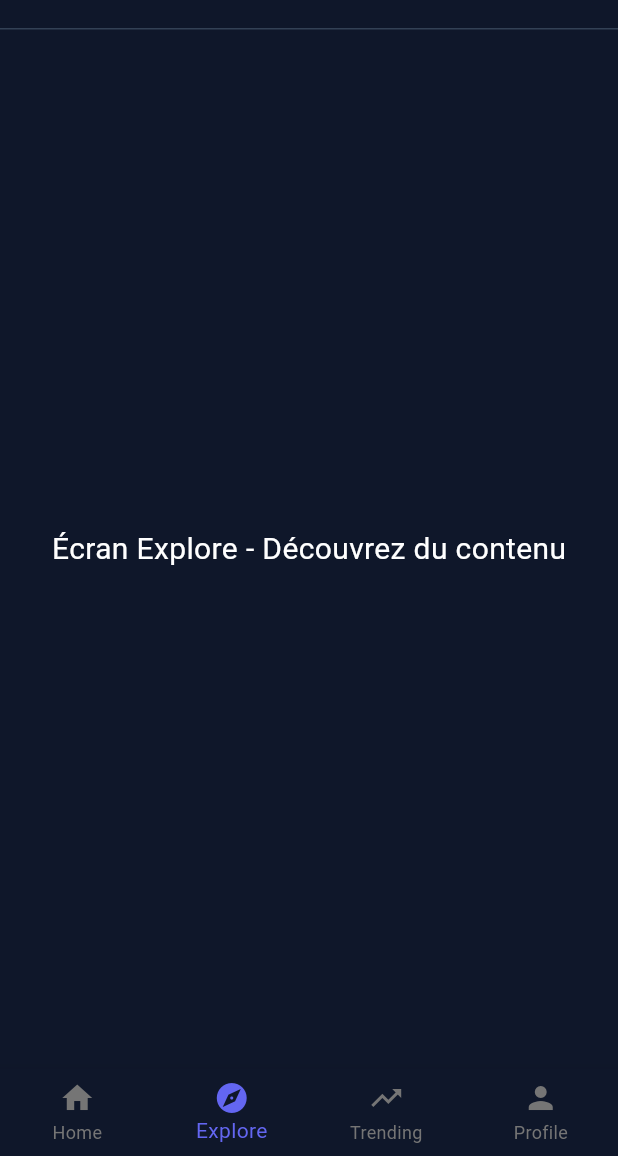
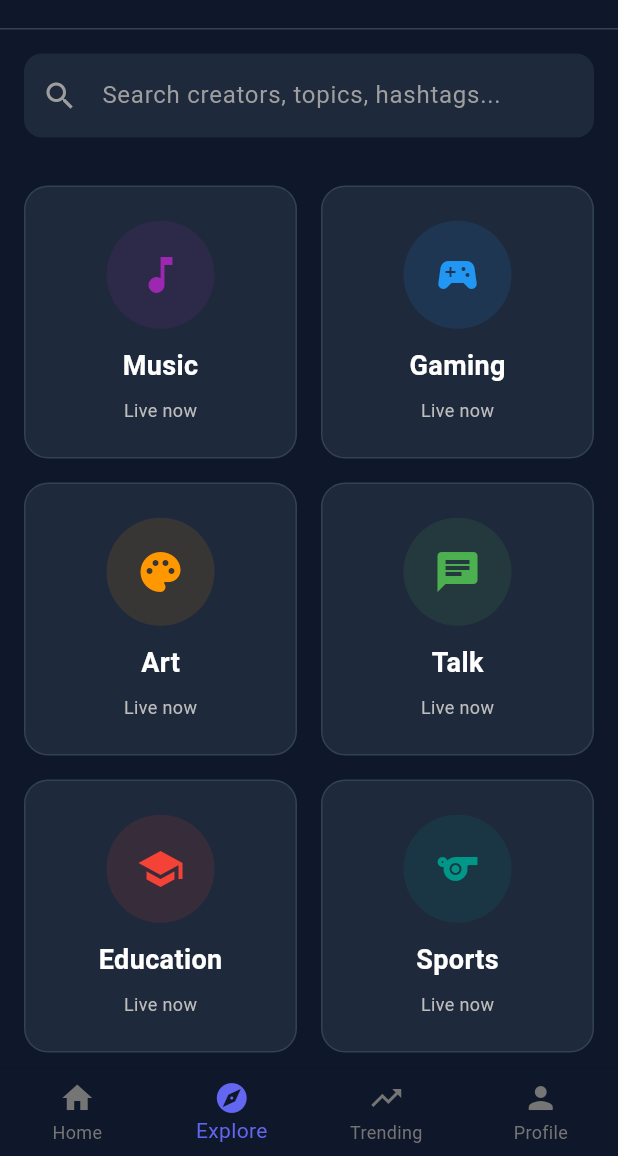
Before and after one commit to adegnilefadilath/nexo_live, a Flutter app: the screen it shows after launch, swiped to page 2, on a phone screen of 412 x 824 dp, the part 80-1236 px from its top. Run offline on Flutter 3.47's test engine with Material 3 defaults, Android fonts, the phone set to English and light mode, and no system bars; network calls fail.

Commit message:
feat: Amélioration de l'écran Explore avec catégories

```diff
--- a/lib/screens/explore_screen.dart
+++ b/lib/screens/explore_screen.dart
@@ -7,10 +7,93 @@ class ExploreScreen extends StatelessWidget {
   Widget build(BuildContext context) {
     return Container(
       color: const Color(0xFF0F172A),
-      child: const Center(
-        child: Text(
-          'Écran Explore - Découvrez du contenu',
-          style: TextStyle(color: Colors.white, fontSize: 20),
+      child: Column(
+        children: [
+          // Barre de recherche
+          Padding(
+            padding: const EdgeInsets.all(16),
+            child: TextField(
+              decoration: InputDecoration(
+                hintText: 'Search creators, topics, hashtags...',
+                hintStyle: const TextStyle(color: Colors.grey),
+                prefixIcon: const Icon(Icons.search, color: Colors.grey),
+                filled: true,
+                fillColor: const Color(0xFF1E293B),
+                border: OutlineInputBorder(
+                  borderRadius: BorderRadius.circular(12),
+                  borderSide: BorderSide.none,
+                ),
+                contentPadding: const EdgeInsets.symmetric(
+                  horizontal: 20,
+                  vertical: 16,
+                ),
+              ),
+              style: const TextStyle(color: Colors.white),
+            ),
+          ),
+
+          // Catégories
+          Expanded(
+            child: GridView.count(
+              padding: const EdgeInsets.all(16),
+              crossAxisCount: 2,
+              crossAxisSpacing: 16,
+              mainAxisSpacing: 16,
+              children: [
+                _buildCategoryCard('Music', Icons.music_note, Colors.purple),
+                _buildCategoryCard('Gaming', Icons.sports_esports, Colors.blue),
+                _buildCategoryCard('Art', Icons.palette, Colors.orange),
+                _buildCategoryCard('Talk', Icons.chat, Colors.green),
+                _buildCategoryCard('Education', Icons.school, Colors.red),
+                _buildCategoryCard('Sports', Icons.sports, Colors.teal),
+              ],
+            ),
+          ),
+        ],
+      ),
+    );
+  }
+
+  Widget _buildCategoryCard(String title, IconData icon, Color color) {
+    return GestureDetector(
+      onTap: () {
+        // Naviguer vers la catégorie
+      },
+      child: Container(
+        decoration: BoxDecoration(
+          color: const Color(0xFF1E293B),
+          borderRadius: BorderRadius.circular(16),
+          border: Border.all(color: const Color(0xFF334155)),
+        ),
+        child: Column(
+          mainAxisAlignment: MainAxisAlignment.center,
+          children: [
+            Container(
+              padding: const EdgeInsets.all(20),
+              decoration: BoxDecoration(
+                color: color.withAlpha(30),
+                shape: BoxShape.circle,
+              ),
+              child: Icon(icon, color: color, size: 32),
+            ),
+            const SizedBox(height: 12),
+            Text(
+              title,
+              style: const TextStyle(
+                color: Colors.white,
+                fontSize: 18,
+                fontWeight: FontWeight.bold,
+              ),
+            ),
+            const SizedBox(height: 8),
+            Text(
+              'Live now',
+              style: TextStyle(
+                color: Colors.grey[400],
+                fontSize: 12,
+              ),
+            ),
+          ],
         ),
       ),
     );
```
